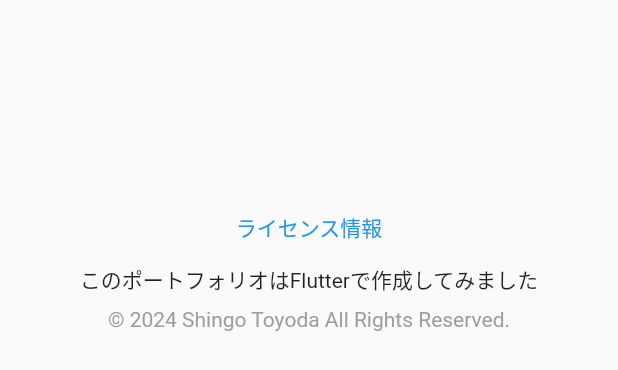
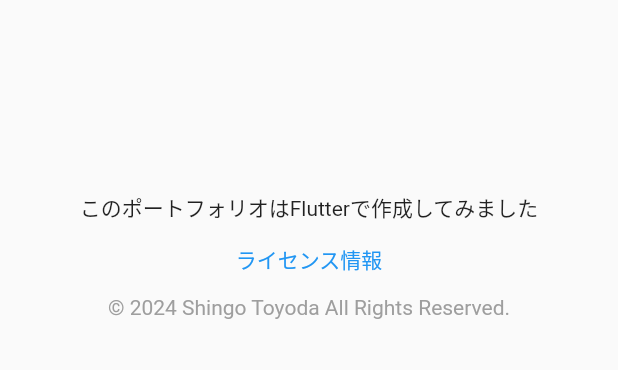
Before and after one commit to toyoshin5/flutter-portfolio, a Flutter app: the _AboutThisSiteArea widget shown alone on an empty page, opened directly, on a phone screen of 412 x 824 dp. Shown: the top 370 px of the screen. Run offline on Flutter 3.47's test engine with Material 3 defaults, Android fonts, the phone set to English and light mode, and no system bars; our stand-ins replace device_preview, fl_chart, flutter_riverpod, font_awesome_flutter, freezed_annotation, gap and 2 more; generated files the repository leaves out were written again; network calls fail; Roboto replaces fonts that are missing (SanFrancisco).

Commit message:
Update license button

```diff
--- a/lib/pages/home_page.dart
+++ b/lib/pages/home_page.dart
@@ -407,13 +407,12 @@ class _AboutThisSiteArea extends StatelessWidget {
           child: Column(
             children: [
               const Gap(128),
-              TextButton(onPressed: () {
-                Navigator.of(context).pushNamed("/license");
-              }, child: const Text("ライセンス情報")),
               const Text(
                 "このポートフォリオはFlutterで作成してみました",
               ),
-              const Gap(8),
+               TextButton(onPressed: () {
+                Navigator.of(context).pushNamed("/license");
+              }, child: const Text("ライセンス情報")),
               const Text(
                 "© 2024 Shingo Toyoda All Rights Reserved.",
                 style: TextStyle(fontSize: 14, color: Colors.grey),
```
